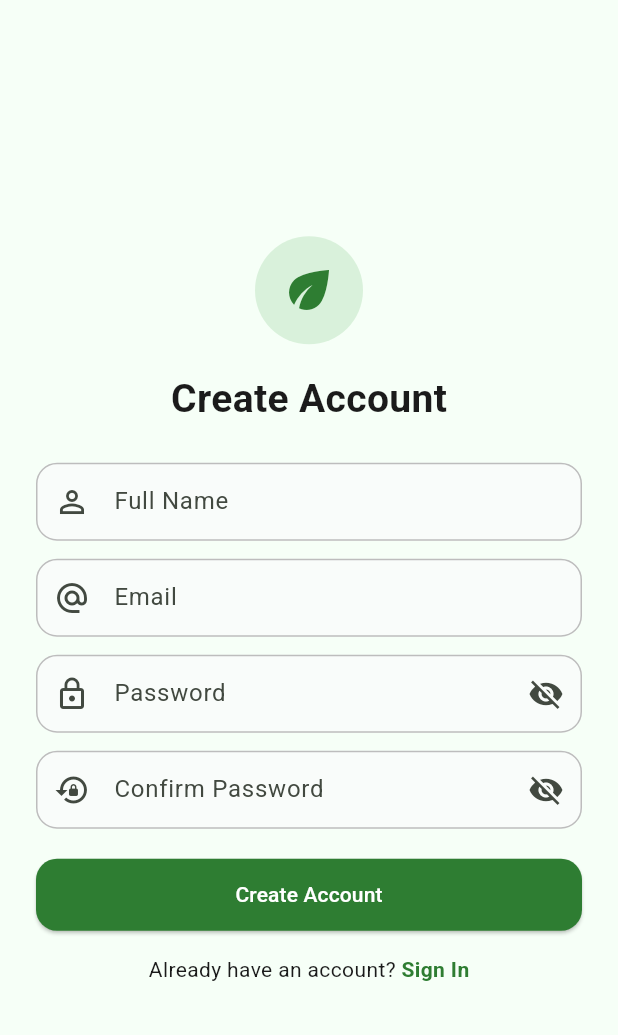
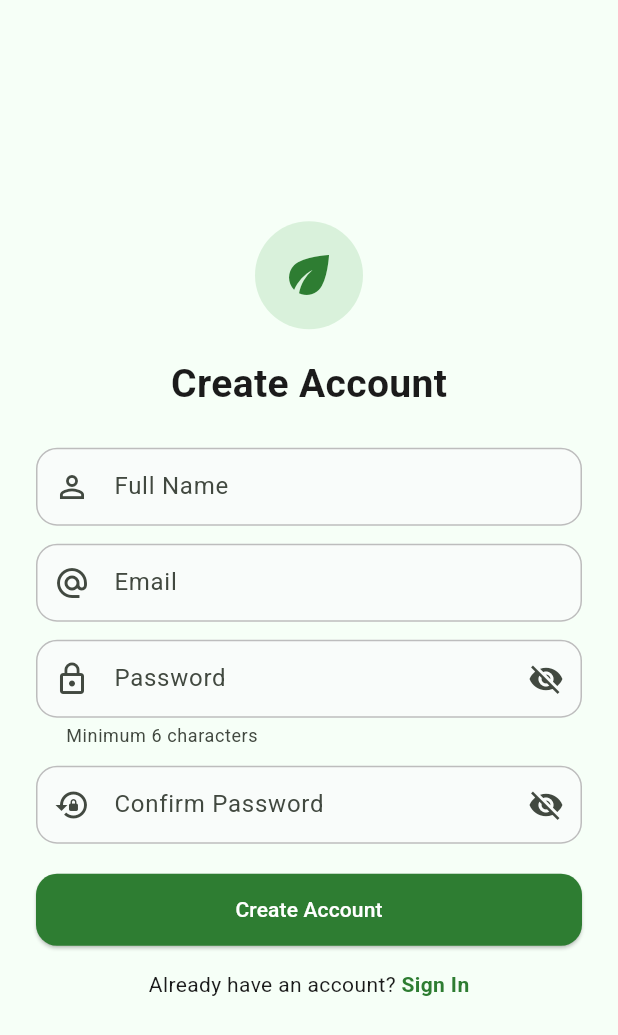
Before and after one commit to athilaramdani/wastewiseimpal, a Flutter app: the screen it shows after launch, after a tap on "Sign Up", on a phone screen of 412 x 824 dp. Shown: the top 1035 px of the screen. Run offline on Flutter 3.47's test engine with Material 3 defaults, Android fonts, the phone set to English and light mode, and no system bars; our stand-ins replace flutter_dotenv, flutter_map, geolocator, get, image_picker, latlong2 and 1 more; accounts and stored records are empty.

Commit message:
Add splash screen module and update routing
Introduces a new splash screen with controller, binding, and view to handle initial authentication checks. Updates app routing to set the splash screen as the initial route and registers the splash route in app_pages and app_routes. Also improves user feedback in home_controller for location errors, adds password helper text in register_view, and clarifies supported image formats in reportwaste_view.

```diff
--- a/lib/app/modules/home/controllers/home_controller.dart
+++ b/lib/app/modules/home/controllers/home_controller.dart
@@ -43,7 +43,7 @@ class HomeController extends GetxController {
       serviceEnabled = await Geolocator.isLocationServiceEnabled();
       if (!serviceEnabled) {
         // Location services are disabled.
-        print("Location services are disabled.");
+        Get.snackbar("Location Disabled", "Please enable location services to find nearby bins.");
         return;
       }
 
@@ -57,7 +57,7 @@ class HomeController extends GetxController {
       }
 
       if (permission == LocationPermission.deniedForever) {
-        print("Location permissions are permanently denied");
+        Get.snackbar("Permission Denied", "Location permission is permanently denied. Please enable it in settings.");
         return;
       }
 
@@ -91,6 +91,7 @@ class HomeController extends GetxController {
       nearbyBins.value = allBins.take(3).toList();
 
     } catch (e) {
+      Get.snackbar("Error", "Failed to load nearby bins");
       print("Error fetching bins: $e");
       // Keep/Use fallback if necessary, but for now just log
     }
--- a/lib/app/modules/register/views/register_view.dart
+++ b/lib/app/modules/register/views/register_view.dart
@@ -71,6 +71,7 @@ class RegisterView extends GetView<RegisterController> {
                       decoration: InputDecoration(
                         labelText: "Password",
                         hintText: "Enter your password",
+                        helperText: "Minimum 6 characters",
                         prefixIcon: const Icon(Icons.lock_outline),
                         suffixIcon: IconButton(
                           onPressed: controller.togglePass,
--- a/lib/app/modules/reportwaste/views/reportwaste_view.dart
+++ b/lib/app/modules/reportwaste/views/reportwaste_view.dart
@@ -86,6 +86,16 @@ class ReportwasteView extends GetView<ReportwasteController> {
                     fontSize: 15,
                     fontWeight: FontWeight.w600,
                     color: AppColors.textPrimary,
+                  ),
+                ),
+                const Padding(
+                  padding: EdgeInsets.only(top: 4),
+                  child: Text(
+                    'Supported: JPG, PNG, WEBP',
+                    style: TextStyle(
+                      fontSize: 12,
+                      color: AppColors.textSecondary,
+                    ),
                   ),
                 ),
                 const SizedBox(height: 8),
--- /dev/null
+++ b/lib/app/modules/splash/bindings/splash_binding.dart
@@ -0,0 +1,9 @@
+import 'package:get/get.dart';
+import '../controllers/splash_controller.dart';
+
+class SplashBinding extends Bindings {
+  @override
+  void dependencies() {
+    Get.put<SplashController>(SplashController());
+  }
+}
--- /dev/null
+++ b/lib/app/modules/splash/controllers/splash_controller.dart
@@ -0,0 +1,23 @@
+import 'package:get/get.dart';
+import 'package:supabase_flutter/supabase_flutter.dart';
+import '../../../routes/app_pages.dart';
+
+class SplashController extends GetxController {
+  @override
+  void onReady() {
+    super.onReady();
+    _checkAuth();
+  }
+
+  Future<void> _checkAuth() async {
+    // Wait a bit for splash effect
+    await Future.delayed(const Duration(seconds: 2));
+
+    final session = Supabase.instance.client.auth.currentSession;
+    if (session != null) {
+      Get.offAllNamed(Routes.HOME);
+    } else {
+      Get.offAllNamed(Routes.LOGIN);
+    }
+  }
+}
--- /dev/null
+++ b/lib/app/modules/splash/views/splash_view.dart
@@ -0,0 +1,40 @@
+import 'package:flutter/material.dart';
+import 'package:get/get.dart';
+import '../controllers/splash_controller.dart';
+import '../../../theme/app_colors.dart';
+
+class SplashView extends GetView<SplashController> {
+  const SplashView({super.key});
+
+  @override
+  Widget build(BuildContext context) {
+    return Scaffold(
+      backgroundColor: Colors.white,
+      body: Center(
+        child: Column(
+          mainAxisAlignment: MainAxisAlignment.center,
+          children: [
+            const Icon(
+              Icons.eco,
+              size: 100,
+              color: AppColors.primary,
+            ),
+            const SizedBox(height: 20),
+            const Text(
+              'WasteWise',
+              style: TextStyle(
+                fontSize: 32,
+                fontWeight: FontWeight.bold,
+                color: AppColors.primary,
+              ),
+            ),
+            const SizedBox(height: 20),
+            const CircularProgressIndicator(
+              color: AppColors.primary,
+            ),
+          ],
+        ),
+      ),
+    );
+  }
+}
--- a/lib/app/routes/app_pages.dart
+++ b/lib/app/routes/app_pages.dart
@@ -20,13 +20,15 @@ import '../modules/maps/bindings/maps_binding.dart';
 import '../modules/maps/views/maps_view.dart';
 import '../modules/profile/bindings/profile_binding.dart';
 import '../modules/profile/views/profile_view.dart';
+import '../modules/splash/bindings/splash_binding.dart';
+import '../modules/splash/views/splash_view.dart';
 
 part 'app_routes.dart';
 
 class AppPages {
   AppPages._();
 
-  static const INITIAL = Routes.LOGIN;
+  static const INITIAL = Routes.SPLASH;
 
   static final routes = [
     GetPage(
@@ -79,5 +81,10 @@ class AppPages {
       page: () => const ProfileView(),
       binding: ProfileBinding(),
     ),
+    GetPage(
+      name: _Paths.SPLASH,
+      page: () => const SplashView(),
+      binding: SplashBinding(),
+    ),
   ];
 }
--- a/lib/app/routes/app_routes.dart
+++ b/lib/app/routes/app_routes.dart
@@ -13,6 +13,7 @@ abstract class Routes {
   static const MAPS = _Paths.MAPS;
   static const LEADERBOARD = _Paths.LEADERBOARD;
   static const PROFILE = _Paths.PROFILE;
+  static const SPLASH = _Paths.SPLASH;
 }
 
 abstract class _Paths {
@@ -27,4 +28,5 @@ abstract class _Paths {
   static const MAPS = '/maps';
   static const LEADERBOARD = '/leaderboard';
   static const PROFILE = '/profile';
+  static const SPLASH = '/splash';
 }
```
